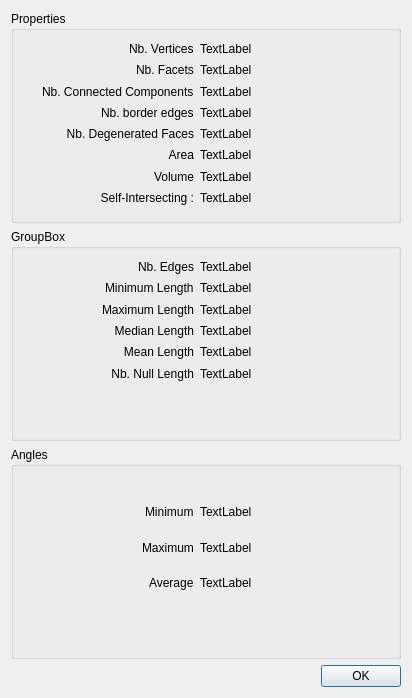
This is Polyhedron/demo/Polyhedron/Polyhedron_demo_statistics_on_polyhedron_dialog.ui in CGAL/cgal as Qt 5 draws it before an edit. The edited form follows.
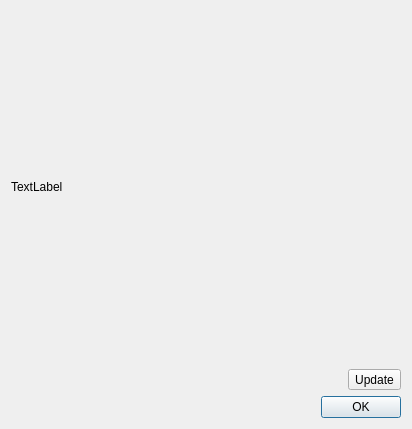
This is the edited form.

Commit message: Statistics is now an html table.

The edit to the form file:
```diff
--- a/Polyhedron/demo/Polyhedron/Polyhedron_demo_statistics_on_polyhedron_dialog.ui
+++ b/Polyhedron/demo/Polyhedron/Polyhedron_demo_statistics_on_polyhedron_dialog.ui
@@ -7,199 +7,14 @@
     <x>0</x>
     <y>0</y>
     <width>412</width>
-    <height>698</height>
+    <height>429</height>
    </rect>
   </property>
   <property name="windowTitle">
    <string>Statistics on Polyhedron</string>
   </property>
   <layout class="QGridLayout" name="gridLayout">
-   <item row="2" column="0">
-    <widget class="QGroupBox" name="AnglesGroupBox">
-     <property name="sizePolicy">
-      <sizepolicy hsizetype="Preferred" vsizetype="Preferred">
-       <horstretch>0</horstretch>
-       <verstretch>0</verstretch>
-      </sizepolicy>
-     </property>
-     <property name="title">
-      <string>Angles</string>
-     </property>
-     <widget class="QWidget" name="gridLayoutWidget">
-      <property name="geometry">
-       <rect>
-        <x>10</x>
-        <y>50</y>
-        <width>351</width>
-        <height>101</height>
-       </rect>
-      </property>
-      <layout class="QGridLayout" name="gridLayout_2">
-       <property name="sizeConstraint">
-        <enum>QLayout::SetMinimumSize</enum>
-       </property>
-       <item row="0" column="0" alignment="Qt::AlignRight">
-        <widget class="QLabel" name="label_2">
-         <property name="text">
-          <string>Minimum</string>
-         </property>
-        </widget>
-       </item>
-       <item row="1" column="0" alignment="Qt::AlignRight">
-        <widget class="QLabel" name="label">
-         <property name="text">
-          <string>Maximum</string>
-         </property>
-        </widget>
-       </item>
-       <item row="0" column="1">
-        <widget class="QLabel" name="label_minangle">
-         <property name="text">
-          <string>TextLabel</string>
-         </property>
-        </widget>
-       </item>
-       <item row="2" column="0" alignment="Qt::AlignRight">
-        <widget class="QLabel" name="label_3">
-         <property name="text">
-          <string>Average</string>
-         </property>
-        </widget>
-       </item>
-       <item row="1" column="1">
-        <widget class="QLabel" name="label_maxangle">
-         <property name="text">
-          <string>TextLabel</string>
-         </property>
-        </widget>
-       </item>
-       <item row="2" column="1">
-        <widget class="QLabel" name="label_averageangle">
-         <property name="text">
-          <string>TextLabel</string>
-         </property>
-        </widget>
-       </item>
-      </layout>
-     </widget>
-    </widget>
-   </item>
-   <item row="1" column="0">
-    <widget class="QGroupBox" name="EdgesGroupBox">
-     <property name="title">
-      <string>GroupBox</string>
-     </property>
-     <widget class="QWidget" name="gridLayoutWidget_3">
-      <property name="geometry">
-       <rect>
-        <x>10</x>
-        <y>30</y>
-        <width>351</width>
-        <height>122</height>
-       </rect>
-      </property>
-      <layout class="QGridLayout" name="gridLayout_5">
-       <property name="sizeConstraint">
-        <enum>QLayout::SetMaximumSize</enum>
-       </property>
-       <item row="0" column="0" alignment="Qt::AlignRight">
-        <widget class="QLabel" name="label_12">
-         <property name="text">
-          <string>Nb. Edges</string>
-         </property>
-        </widget>
-       </item>
-       <item row="1" column="0" alignment="Qt::AlignRight">
-        <widget class="QLabel" name="label_13">
-         <property name="text">
-          <string>Minimum Length</string>
-         </property>
-        </widget>
-       </item>
-       <item row="2" column="1">
-        <widget class="QLabel" name="label_maxlength">
-         <property name="text">
-          <string>TextLabel</string>
-         </property>
-        </widget>
-       </item>
-       <item row="2" column="0" alignment="Qt::AlignRight">
-        <widget class="QLabel" name="label_14">
-         <property name="text">
-          <string>Maximum Length</string>
-         </property>
-        </widget>
-       </item>
-       <item row="1" column="1">
-        <widget class="QLabel" name="label_minlength">
-         <property name="text">
-          <string>TextLabel</string>
-         </property>
-        </widget>
-       </item>
-       <item row="3" column="1">
-        <widget class="QLabel" name="label_midlength">
-         <property name="text">
-          <string>TextLabel</string>
-         </property>
-        </widget>
-       </item>
-       <item row="3" column="0" alignment="Qt::AlignRight">
-        <widget class="QLabel" name="label_15">
-         <property name="text">
-          <string>Median Length</string>
-         </property>
-         <property name="alignment">
-          <set>Qt::AlignRight|Qt::AlignTrailing|Qt::AlignVCenter</set>
-         </property>
-        </widget>
-       </item>
-       <item row="0" column="1">
-        <widget class="QLabel" name="label_nbedges">
-         <property name="text">
-          <string>TextLabel</string>
-         </property>
-        </widget>
-       </item>
-       <item row="4" column="1">
-        <widget class="QLabel" name="label_meanlength">
-         <property name="text">
-          <string>TextLabel</string>
-         </property>
-        </widget>
-       </item>
-       <item row="4" column="0">
-        <widget class="QLabel" name="label_16">
-         <property name="text">
-          <string>Mean Length</string>
-         </property>
-         <property name="alignment">
-          <set>Qt::AlignRight|Qt::AlignTrailing|Qt::AlignVCenter</set>
-         </property>
-        </widget>
-       </item>
-       <item row="5" column="0">
-        <widget class="QLabel" name="label_18">
-         <property name="text">
-          <string>Nb. Null Length</string>
-         </property>
-         <property name="alignment">
-          <set>Qt::AlignRight|Qt::AlignTrailing|Qt::AlignVCenter</set>
-         </property>
-        </widget>
-       </item>
-       <item row="5" column="1">
-        <widget class="QLabel" name="label_nulllength">
-         <property name="text">
-          <string>TextLabel</string>
-         </property>
-        </widget>
-       </item>
-      </layout>
-     </widget>
-    </widget>
-   </item>
-   <item row="3" column="0">
+   <item row="4" column="0">
     <widget class="QDialogButtonBox" name="okButtonBox">
      <property name="standardButtons">
       <set>QDialogButtonBox::Ok</set>
@@ -207,149 +22,21 @@
     </widget>
    </item>
    <item row="0" column="0">
-    <widget class="QGroupBox" name="PropertiesGroupBox">
-     <property name="title">
-      <string>Properties</string>
-     </property>
-     <widget class="QWidget" name="gridLayoutWidget_2">
-      <property name="geometry">
-       <rect>
-        <x>10</x>
-        <y>30</y>
-        <width>351</width>
-        <height>164</height>
-       </rect>
-      </property>
-      <layout class="QGridLayout" name="gridLayout_3">
-       <property name="sizeConstraint">
-        <enum>QLayout::SetMaximumSize</enum>
+    <layout class="QVBoxLayout" name="verticalLayout">
+     <item>
+      <widget class="QLabel" name="label_htmltab">
+       <property name="text">
+        <string>TextLabel</string>
        </property>
-       <item row="2" column="1">
-        <widget class="QLabel" name="label_nbconnectedcomponents">
-         <property name="text">
-          <string>TextLabel</string>
-         </property>
-        </widget>
-       </item>
-       <item row="2" column="0" alignment="Qt::AlignRight">
-        <widget class="QLabel" name="label_6">
-         <property name="text">
-          <string>Nb. Connected Components</string>
-         </property>
-        </widget>
-       </item>
-       <item row="3" column="1">
-        <widget class="QLabel" name="label_nbborderedges">
-         <property name="text">
-          <string>TextLabel</string>
-         </property>
-        </widget>
-       </item>
-       <item row="1" column="1">
-        <widget class="QLabel" name="label_nbfacets">
-         <property name="text">
-          <string>TextLabel</string>
-         </property>
-        </widget>
-       </item>
-       <item row="6" column="0">
-        <widget class="QLabel" name="label_21">
-         <property name="text">
-          <string>Volume</string>
-         </property>
-         <property name="alignment">
-          <set>Qt::AlignRight|Qt::AlignTrailing|Qt::AlignVCenter</set>
-         </property>
-        </widget>
-       </item>
-       <item row="0" column="0" alignment="Qt::AlignRight">
-        <widget class="QLabel" name="label_4">
-         <property name="text">
-          <string>Nb. Vertices</string>
-         </property>
-        </widget>
-       </item>
-       <item row="5" column="1">
-        <widget class="QLabel" name="label_area">
-         <property name="text">
-          <string>TextLabel</string>
-         </property>
-        </widget>
-       </item>
-       <item row="1" column="0" alignment="Qt::AlignRight">
-        <widget class="QLabel" name="label_5">
-         <property name="text">
-          <string>Nb. Facets</string>
-         </property>
-        </widget>
-       </item>
-       <item row="5" column="0">
-        <widget class="QLabel" name="label_17">
-         <property name="text">
-          <string>Area</string>
-         </property>
-         <property name="alignment">
-          <set>Qt::AlignRight|Qt::AlignTrailing|Qt::AlignVCenter</set>
-         </property>
-        </widget>
-       </item>
-       <item row="0" column="1">
-        <widget class="QLabel" name="label_nbvertices">
-         <property name="text">
-          <string>TextLabel</string>
-         </property>
-        </widget>
-       </item>
-       <item row="4" column="1">
-        <widget class="QLabel" name="label_degenfaces">
-         <property name="text">
-          <string>TextLabel</string>
-         </property>
-        </widget>
-       </item>
-       <item row="3" column="0" alignment="Qt::AlignRight">
-        <widget class="QLabel" name="label_7">
-         <property name="text">
-          <string>Nb. border edges</string>
-         </property>
-        </widget>
-       </item>
-       <item row="6" column="1">
-        <widget class="QLabel" name="label_volume">
-         <property name="text">
-          <string>TextLabel</string>
-         </property>
-        </widget>
-       </item>
-       <item row="4" column="0">
-        <widget class="QLabel" name="label_20">
-         <property name="text">
-          <string>Nb. Degenerated Faces</string>
-         </property>
-         <property name="alignment">
-          <set>Qt::AlignRight|Qt::AlignTrailing|Qt::AlignVCenter</set>
-         </property>
-        </widget>
-       </item>
-       <item row="7" column="0">
-        <widget class="QLabel" name="label_8">
-         <property name="text">
-          <string>Self-Intersecting :</string>
-         </property>
-         <property name="alignment">
-          <set>Qt::AlignRight|Qt::AlignTrailing|Qt::AlignVCenter</set>
-         </property>
-        </widget>
-       </item>
-       <item row="7" column="1">
-        <widget class="QLabel" name="label_selfintersect">
-         <property name="text">
-          <string>TextLabel</string>
-         </property>
-        </widget>
-       </item>
-      </layout>
-     </widget>
+      </widget>
+     </item>
+    </layout>
+   </item>
+   <item row="3" column="0" alignment="Qt::AlignRight">
+    <widget class="QToolButton" name="updateButton">
+     <property name="text">
+      <string>Update</string>
+     </property>
     </widget>
    </item>
   </layout>
```
Left out of the diff: 38 changed lines with no effect on the pictures. The commit also changes 2 other files.
